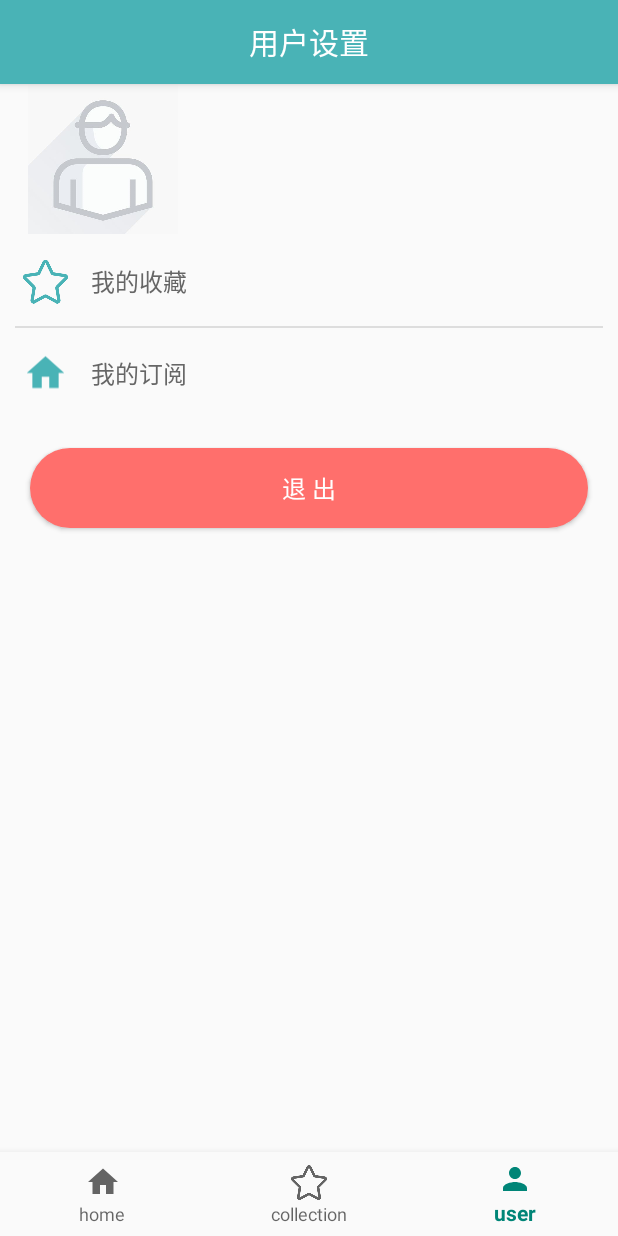
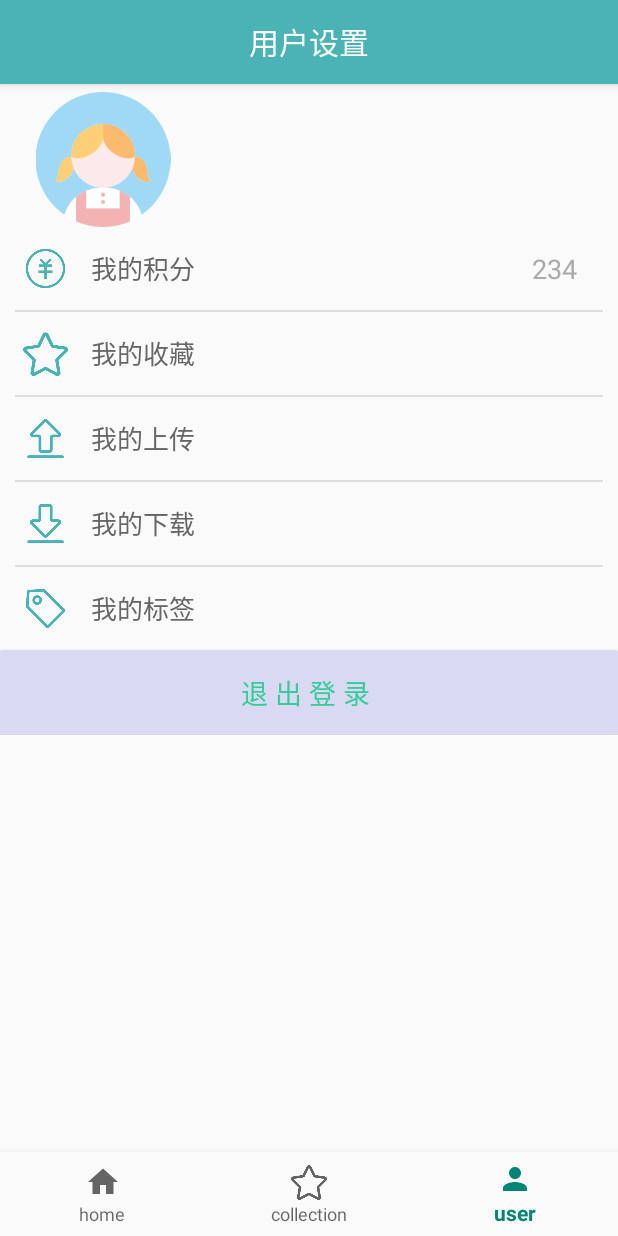
Before and after one commit to PhoebePolaris/FileTradeDemo-Android, an Android app: the screen it shows after launch (MenuActivity), item 3 of the bottom bar chosen, on a phone screen of 412 x 824 dp. Run offline under Robolectric (Android 15) with nearby library versions, the phone set to English and light mode, and no system bars.

Commit message:
用户设置界面更新

```diff
--- a/app/src/main/java/com/example/filetradeapp/Activity/Fragment/NavUserFragment.java
+++ b/app/src/main/java/com/example/filetradeapp/Activity/Fragment/NavUserFragment.java
@@ -32,7 +32,7 @@ public class NavUserFragment extends Fragment {
 
         TextView tx = (TextView)view.findViewById(R.id.textView);
         tx.setText(Config.username);
-        LinearLayout my_import=(LinearLayout)view.findViewById(R.id.my_source);
+        /*LinearLayout my_import=(LinearLayout)view.findViewById(R.id.my_source);
         my_import.setOnClickListener(new View.OnClickListener() {
             @Override
             public void onClick(View v) {
@@ -40,7 +40,7 @@ public class NavUserFragment extends Fragment {
                 startActivity(intent);
             }
         });
-
+        */
         LinearLayout my_favor=(LinearLayout)view.findViewById(R.id.my_collection);
         my_favor.setOnClickListener(new View.OnClickListener() {
             @Override
--- a/app/src/main/res/drawable/shape.xml
+++ b/app/src/main/res/drawable/shape.xml
@@ -1,10 +1,10 @@
 <?xml version="1.0" encoding="utf-8"?>
 <shape xmlns:android="http://schemas.android.com/apk/res/android">
     <!--填充背景色 -->
-    <solid android:color="#ff6f6c"/>
+    <solid android:color="#D9D9F3"/>
     <!-- 设置弧度  Radius设置所有角的弧度 -->
     <corners
-        android:radius="50dp"/>
+        android:radius="1dp"/>
     <!--内容与边框的间距-->
     <padding
         android:bottom="15dp"
--- a/app/src/main/res/layout/fragment_user.xml
+++ b/app/src/main/res/layout/fragment_user.xml
@@ -1,5 +1,5 @@
 <?xml version="1.0" encoding="utf-8"?>
-<android.support.design.widget.CoordinatorLayout
+<android.support.constraint.ConstraintLayout
     xmlns:android="http://schemas.android.com/apk/res/android" android:layout_width="match_parent"
     android:layout_height="match_parent">
 
@@ -8,20 +8,20 @@
         android:layout_width="match_parent"
         android:layout_height="match_parent"
         android:orientation="vertical"
+        android:gravity="center"
         android:visibility="visible">
 
         <LinearLayout
             android:layout_width="match_parent"
-            android:layout_height="100dp"
+            android:layout_height="90dp"
+            android:layout_marginTop="5dp"
             android:orientation="horizontal">
-
             <ImageView
                 android:layout_width="0dp"
                 android:layout_height="wrap_content"
                 android:layout_weight="1"
                 android:layout_gravity="center_vertical"
-                android:src="@drawable/head_default" />
-
+                android:src="@drawable/girl" />
             <TextView
                 android:id="@+id/textView"
                 android:layout_width="0dp"
@@ -31,39 +31,41 @@
                 android:text="用户名"
                 android:textColor="#666666"
                 android:textSize="20sp" />
-
         </LinearLayout>
 
-        <View
-            android:id="@+id/divider"
+        <LinearLayout
+            android:id="@+id/my_creit"
             android:layout_width="match_parent"
-            android:layout_height="1dp" />
-
-        <LinearLayout
-            android:id="@+id/my_collection"
-            android:layout_width="match_parent"
-            android:layout_height="60dp"
+            android:layout_height="55dp"
             android:orientation="horizontal">
-
             <ImageView
                 android:id="@+id/imageView2"
                 android:layout_width="30dp"
                 android:layout_height="match_parent"
                 android:layout_gravity="center_vertical"
                 android:layout_marginLeft="15dp"
-                android:src="@drawable/star" />
-
+                android:src="@drawable/credit" />
             <TextView
-                android:id="@+id/textView3"
-                android:layout_width="match_parent"
+                android:id="@+id/textView2"
+                android:layout_width="140dp"
                 android:layout_height="match_parent"
                 android:layout_gravity="center_vertical"
                 android:layout_marginLeft="15dp"
-                android:layout_weight="1"
+                android:layout_weight="3"
                 android:gravity="left|center"
                 android:textColor="#666666"
-                android:textSize="16sp"
-                android:text="我的收藏" />
+                android:textSize="17sp"
+                android:text="我的积分" />
+            <TextView
+                android:id="@+id/textView2_1"
+                android:layout_width="0dp"
+                android:layout_height="match_parent"
+                android:layout_gravity="center_vertical"
+                android:layout_weight="2"
+                android:textColor="#aaaaaa"
+                android:text="234"
+                android:textSize="18sp"
+                android:gravity="center|center" />
         </LinearLayout>
 
         <View
@@ -75,19 +77,49 @@
             android:background="@drawable/divider" />
 
         <LinearLayout
-            android:id="@+id/my_source"
+            android:id="@+id/my_collection"
             android:layout_width="match_parent"
-            android:layout_height="60dp"
+            android:layout_height="55dp"
             android:orientation="horizontal">
-
             <ImageView
                 android:id="@+id/imageView3"
                 android:layout_width="30dp"
                 android:layout_height="match_parent"
                 android:layout_gravity="center_vertical"
                 android:layout_marginLeft="15dp"
-                android:src="@drawable/home" />
+                android:src="@drawable/star" />
+            <TextView
+                android:id="@+id/textView3"
+                android:layout_width="match_parent"
+                android:layout_height="match_parent"
+                android:layout_gravity="center_vertical"
+                android:layout_marginLeft="15dp"
+                android:layout_weight="1"
+                android:gravity="left|center"
+                android:textSize="17sp"
+                android:text="我的收藏"
+                android:textColor="#666666" />
+        </LinearLayout>
+        <View
+            android:id="@+id/divider4"
+            android:layout_width="match_parent"
+            android:layout_height="1dp"
+            android:layout_marginLeft="10dp"
+            android:layout_marginRight="10dp"
+            android:background="@drawable/divider" />
 
+        <LinearLayout
+            android:id="@+id/my_upload"
+            android:layout_width="match_parent"
+            android:layout_height="55dp"
+            android:orientation="horizontal">
+            <ImageView
+                android:id="@+id/imageView4"
+                android:layout_width="30dp"
+                android:layout_height="match_parent"
+                android:layout_gravity="center_vertical"
+                android:layout_marginLeft="15dp"
+                android:src="@drawable/upload" />
             <TextView
                 android:id="@+id/textView4"
                 android:layout_width="match_parent"
@@ -96,8 +128,72 @@
                 android:layout_marginLeft="15dp"
                 android:layout_weight="1"
                 android:gravity="left|center"
-                android:textSize="16sp"
-                android:text="我的订阅"
+                android:textSize="17sp"
+                android:text="我的上传"
+                android:textColor="#666666" />
+        </LinearLayout>
+        <View
+            android:id="@+id/divider5"
+            android:layout_width="match_parent"
+            android:layout_height="1dp"
+            android:layout_marginLeft="10dp"
+            android:layout_marginRight="10dp"
+            android:background="@drawable/divider" />
+
+        <LinearLayout
+            android:id="@+id/my_download"
+            android:layout_width="match_parent"
+            android:layout_height="55dp"
+            android:orientation="horizontal">
+            <ImageView
+                android:id="@+id/imageView5"
+                android:layout_width="30dp"
+                android:layout_height="match_parent"
+                android:layout_gravity="center_vertical"
+                android:layout_marginLeft="15dp"
+                android:src="@drawable/download" />
+            <TextView
+                android:id="@+id/textView5"
+                android:layout_width="match_parent"
+                android:layout_height="match_parent"
+                android:layout_gravity="center_vertical"
+                android:layout_marginLeft="15dp"
+                android:layout_weight="1"
+                android:gravity="left|center"
+                android:textSize="17sp"
+                android:text="我的下载"
+                android:textColor="#666666" />
+        </LinearLayout>
+        <View
+            android:id="@+id/divider6"
+            android:layout_width="match_parent"
+            android:layout_height="1dp"
+            android:layout_marginLeft="10dp"
+            android:layout_marginRight="10dp"
+            android:background="@drawable/divider" />
+
+        <LinearLayout
+            android:id="@+id/my_label"
+            android:layout_width="match_parent"
+            android:layout_height="55dp"
+            android:orientation="horizontal">
+            <ImageView
+                android:id="@+id/imageView6"
+                android:layout_width="30dp"
+                android:layout_height="match_parent"
+                android:layout_gravity="center_vertical"
+                android:layout_marginLeft="15dp"
+                android:src="@drawable/label" />
+            <TextView
+                android:id="@+id/textView6"
+                android:layout_width="match_parent"
+                android:layout_height="match_parent"
+                android:layout_gravity="center_vertical"
+                android:layout_marginLeft="15dp"
+                android:layout_weight="1"
+                android:gravity="left|center"
+                android:textSize="17sp"
+                android:text="我的标签"
                 android:textColor="#666666" />
         </LinearLayout>
 
@@ -105,12 +201,11 @@
             android:id="@+id/button"
             android:layout_width="match_parent"
             android:layout_height="wrap_content"
-            android:layout_margin="20dp"
-            android:textSize="16sp"
+            android:layout_gravity="center"
+            android:textSize="18sp"
             android:background="@drawable/shape"
-            android:textColor="@android:color/white"
-            android:text="退 出" />
+            android:textColor="#32cd99"
+            android:text="退 出 登 录 " />
 
     </LinearLayout>
-
-</android.support.design.widget.CoordinatorLayout>
+</android.support.constraint.ConstraintLayout>
--- a/gradle.properties
+++ b/gradle.properties
@@ -1,13 +1,18 @@
-# Project-wide Gradle settings.
-# IDE (e.g. Android Studio) users:
-# Gradle settings configured through the IDE *will override*
-# any settings specified in this file.
+## Project-wide Gradle settings.
+#
 # For more details on how to configure your build environment visit
 # http://www.gradle.org/docs/current/userguide/build_environment.html
+#
 # Specifies the JVM arguments used for the daemon process.
 # The setting is particularly useful for tweaking memory settings.
-org.gradle.jvmargs=-Xmx1536m
+# Default value: -Xmx1024m -XX:MaxPermSize=256m
+# org.gradle.jvmargs=-Xmx2048m -XX:MaxPermSize=512m -XX:+HeapDumpOnOutOfMemoryError -Dfile.encoding=UTF-8
+#
 # When configured, Gradle will run in incubating parallel mode.
 # This option should only be used with decoupled projects. More details, visit
 # http://www.gradle.org/docs/current/userguide/multi_project_builds.html#sec:decoupled_projects
 # org.gradle.parallel=true
+#Wed May 15 13:47:03 CST 2019
+systemProp.http.proxyHost=127.0.0.1
+org.gradle.jvmargs=-Xmx1536m
+systemProp.http.proxyPort=1080
```
